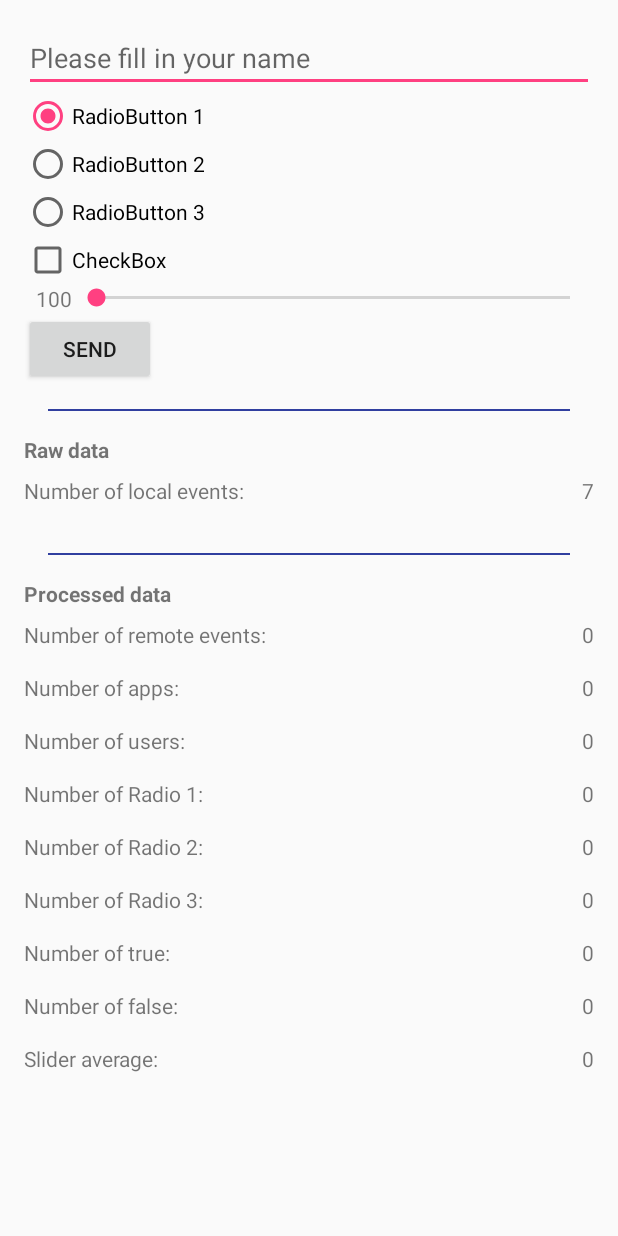
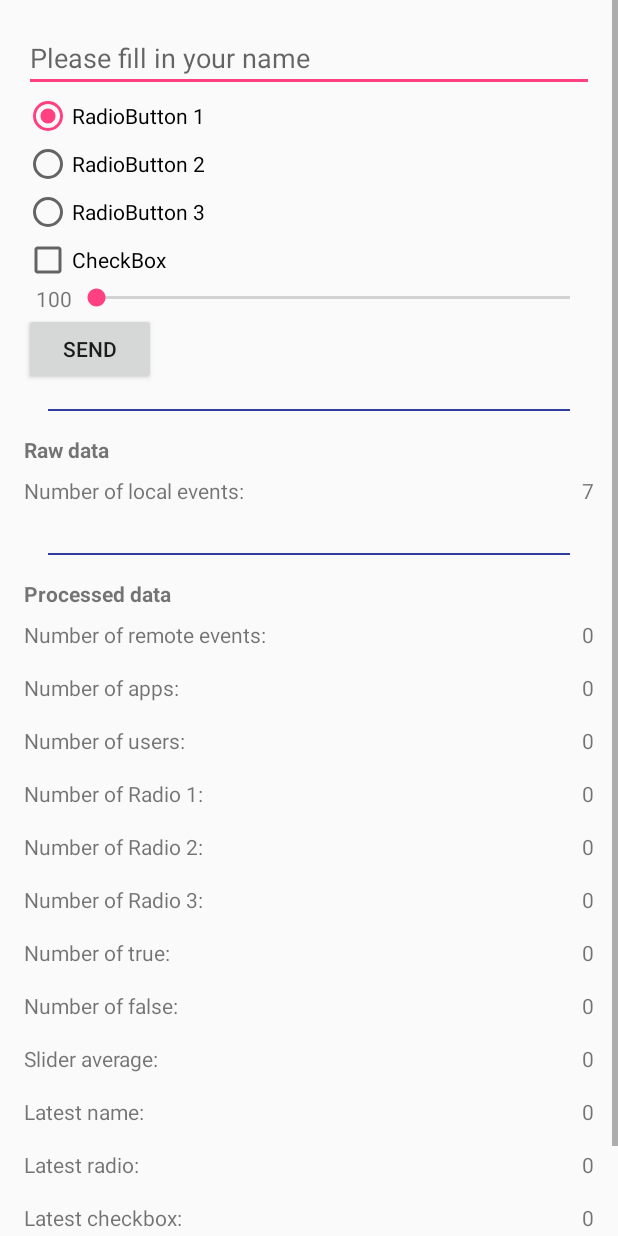
Before and after one commit to Endran/hollywoodprinciple, an Android app: the layout activity_main.xml on its own in the app's theme, with its tools: preview values and no code run, on a phone screen of 412 x 824 dp. Run offline under Robolectric (Android 15) with nearby library versions, the phone set to English and light mode, and no system bars.

Commit message:
Show latest event

```diff
--- a/Android/app/src/main/java/nl/endran/hollywood/MainActivity.kt
+++ b/Android/app/src/main/java/nl/endran/hollywood/MainActivity.kt
@@ -16,7 +16,7 @@ import java.util.*
 
 class MainActivity : AppCompatActivity() {
 
-    data class FireEvent(
+    data class LocalEvent(
             val appId: String,
             val name: String,
             val radioId: Int,
@@ -25,6 +25,15 @@ class MainActivity : AppCompatActivity() {
             val clientType: String = "Android",
             val timeStamp: Map<String, String> = ServerValue.TIMESTAMP)
 
+    data class FireEvent(
+            val appId: String? = null,
+            val name: String? = null,
+            val radioId: Int? = null,
+            val checked: Boolean? = null,
+            val slider: Int? = null,
+            val clientType: String? = null,
+            val timeStamp : Long? = null)
+
     data class FireView(
             val appId: Int? = null,
             val checked: Map<String, Int>? = null,
@@ -32,6 +41,7 @@ class MainActivity : AppCompatActivity() {
             val eventCount: Int? = null,
             val radio: Map<String, Int>? = null,
             val sliderAverage: Double? = null,
+            val latest : FireEvent? = null,
             val users: Int? = null)
 
 
@@ -79,7 +89,7 @@ class MainActivity : AppCompatActivity() {
         val reference = FirebaseDatabase.getInstance().reference
 
         sendButton.clicks()
-                .map { FireEvent(appId, editText.text.toString(), getCheckedIndex(), checkBox.isChecked, seekbar.progress) }
+                .map { LocalEvent(appId, editText.text.toString(), getCheckedIndex(), checkBox.isChecked, seekbar.progress) }
                 .subscribe { reference.child("events").push().setValue(it) }
                 .run { subscriptions.add(this) }
 
@@ -99,6 +109,11 @@ class MainActivity : AppCompatActivity() {
                     nrOfRemoteCheckedTrueText.text = "${it.checked?.get("true")}"
                     nrOfRemoteCheckedFalseText.text = "${it.checked?.get("false")}"
                     remoteSliderAvgText.text = "${it.sliderAverage}"
+
+                    latestNameText.text = "${it.latest?.name}"
+                    latestRadioText.text = "${it.latest?.radioId}"
+                    latestCheckboxText.text = "${it.latest?.checked}"
+                    latestSliderText.text = "${it.latest?.slider}"
                 }
     }
 
--- a/Android/app/src/main/res/layout/activity_main.xml
+++ b/Android/app/src/main/res/layout/activity_main.xml
@@ -347,5 +347,95 @@
 
         </LinearLayout>
 
+        <LinearLayout
+            android:layout_width="match_parent"
+            android:layout_height="wrap_content"
+            android:layout_marginBottom="16dp"
+            android:orientation="horizontal">
+
+            <TextView
+                android:layout_width="wrap_content"
+                android:layout_height="wrap_content"
+                android:layout_weight="1"
+                android:text="Latest name:" />
+
+            <TextView
+                android:id="@+id/latestNameText"
+                android:layout_width="wrap_content"
+                android:layout_height="wrap_content"
+                android:layout_weight="1"
+                android:textAlignment="textEnd"
+                tools:text="0" />
+
+        </LinearLayout>
+
+        <LinearLayout
+            android:layout_width="match_parent"
+            android:layout_height="wrap_content"
+            android:layout_marginBottom="16dp"
+            android:orientation="horizontal">
+
+            <TextView
+                android:layout_width="wrap_content"
+                android:layout_height="wrap_content"
+                android:layout_weight="1"
+                android:text="Latest radio:" />
+
+            <TextView
+                android:id="@+id/latestRadioText"
+                android:layout_width="wrap_content"
+                android:layout_height="wrap_content"
+                android:layout_weight="1"
+                android:textAlignment="textEnd"
+                tools:text="0" />
+
+        </LinearLayout>
+
+        <LinearLayout
+            android:layout_width="match_parent"
+            android:layout_height="wrap_content"
+            android:layout_marginBottom="16dp"
+            android:orientation="horizontal">
+
+            <TextView
+                android:layout_width="wrap_content"
+                android:layout_height="wrap_content"
+                android:layout_weight="1"
+                android:text="Latest checkbox:" />
+
+            <TextView
+                android:id="@+id/latestCheckboxText"
+                android:layout_width="wrap_content"
+                android:layout_height="wrap_content"
+                android:layout_weight="1"
+                android:textAlignment="textEnd"
+                tools:text="0" />
+
+        </LinearLayout>
+
+
+
+        <LinearLayout
+            android:layout_width="match_parent"
+            android:layout_height="wrap_content"
+            android:layout_marginBottom="16dp"
+            android:orientation="horizontal">
+
+            <TextView
+                android:layout_width="wrap_content"
+                android:layout_height="wrap_content"
+                android:layout_weight="1"
+                android:text="Latest slider:" />
+
+            <TextView
+                android:id="@+id/latestSliderText"
+                android:layout_width="wrap_content"
+                android:layout_height="wrap_content"
+                android:layout_weight="1"
+                android:textAlignment="textEnd"
+                tools:text="0" />
+
+        </LinearLayout>
+
     </LinearLayout>
 </ScrollView>
```
